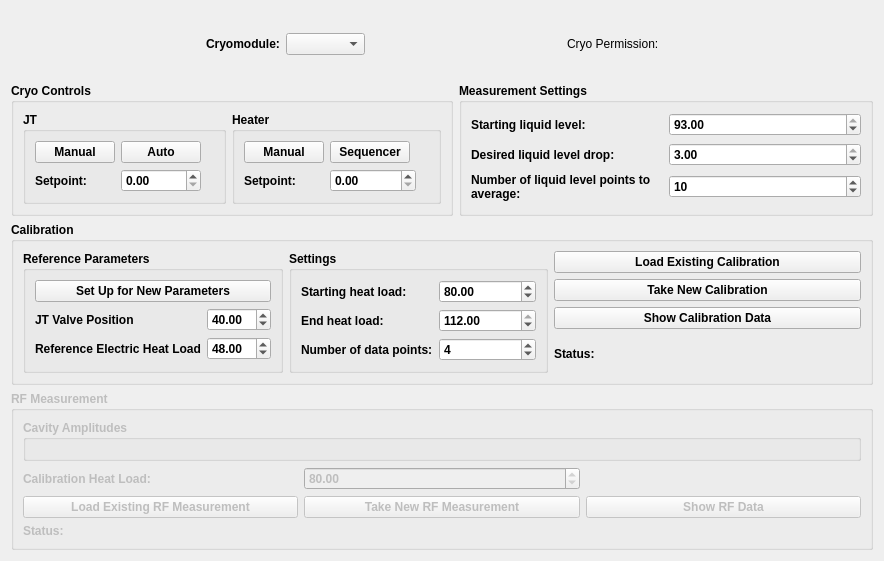
Before: the Qt Designer form q0.ui in ssoham/Q0Measurement, drawn with Qt 5.
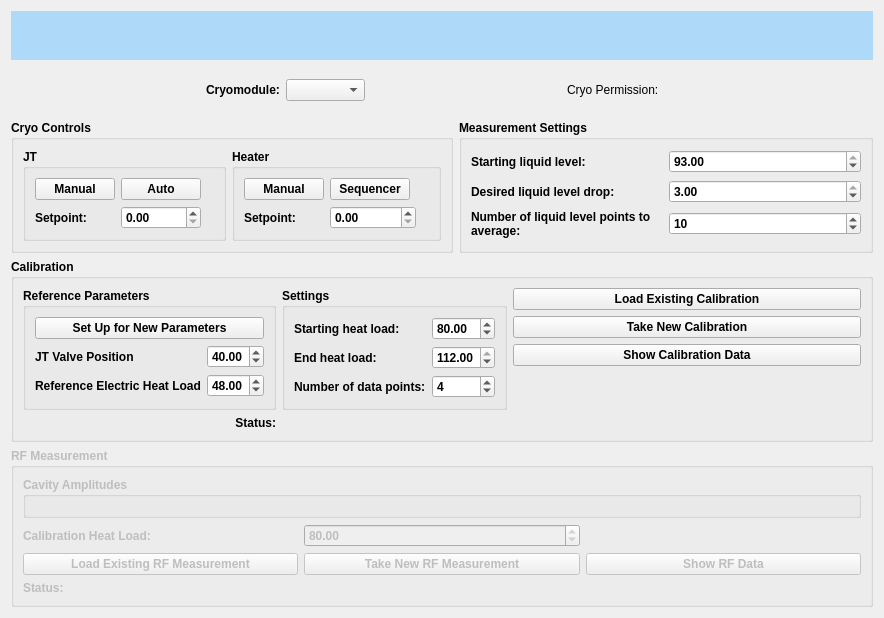
After: the same form once the commit is applied. Custom widgets are drawn as their Qt base class.

```diff
--- a/q0.ui
+++ b/q0.ui
@@ -7,14 +7,14 @@
     <x>0</x>
     <y>0</y>
     <width>884</width>
-    <height>561</height>
+    <height>618</height>
    </rect>
   </property>
   <property name="windowTitle">
    <string>Q0 Measurement</string>
   </property>
   <layout class="QGridLayout" name="gridLayout_3">
-   <item row="1" column="1">
+   <item row="2" column="1">
     <widget class="QGroupBox" name="groupBox">
      <property name="font">
       <font>
@@ -89,185 +89,7 @@
      </layout>
     </widget>
    </item>
-   <item row="3" column="0" colspan="2">
-    <widget class="QGroupBox" name="groupBox_2">
-     <property name="font">
-      <font>
-       <weight>75</weight>
-       <bold>true</bold>
-      </font>
-     </property>
-     <property name="title">
-      <string>Calibration</string>
-     </property>
-     <layout class="QGridLayout" name="gridLayout_4">
-      <item row="1" column="1" rowspan="4">
-       <widget class="QGroupBox" name="groupBox_5">
-        <property name="title">
-         <string>Settings</string>
-        </property>
-        <layout class="QGridLayout" name="gridLayout_7">
-         <item row="0" column="0">
-          <widget class="QLabel" name="label_12">
-           <property name="text">
-            <string>Starting heat load:</string>
-           </property>
-          </widget>
-         </item>
-         <item row="1" column="0">
-          <widget class="QLabel" name="label_13">
-           <property name="text">
-            <string>End heat load:</string>
-           </property>
-          </widget>
-         </item>
-         <item row="2" column="0">
-          <widget class="QLabel" name="label_14">
-           <property name="text">
-            <string>Number of data points:</string>
-           </property>
-          </widget>
-         </item>
-         <item row="0" column="1">
-          <widget class="QDoubleSpinBox" name="start_heat_spinbox">
-           <property name="minimum">
-            <double>24.000000000000000</double>
-           </property>
-           <property name="maximum">
-            <double>112.000000000000000</double>
-           </property>
-           <property name="value">
-            <double>80.000000000000000</double>
-           </property>
-          </widget>
-         </item>
-         <item row="1" column="1">
-          <widget class="QDoubleSpinBox" name="end_heat_spinbox">
-           <property name="minimum">
-            <double>24.000000000000000</double>
-           </property>
-           <property name="maximum">
-            <double>112.000000000000000</double>
-           </property>
-           <property name="value">
-            <double>112.000000000000000</double>
-           </property>
-          </widget>
-         </item>
-         <item row="2" column="1">
-          <widget class="QSpinBox" name="num_cal_points_spinbox">
-           <property name="maximum">
-            <number>20</number>
-           </property>
-           <property name="value">
-            <number>4</number>
-           </property>
-          </widget>
-         </item>
-        </layout>
-       </widget>
-      </item>
-      <item row="1" column="0" rowspan="4">
-       <widget class="QGroupBox" name="manual_cryo_groupbox">
-        <property name="title">
-         <string>Reference Parameters</string>
-        </property>
-        <property name="checkable">
-         <bool>false</bool>
-        </property>
-        <property name="checked">
-         <bool>false</bool>
-        </property>
-        <layout class="QGridLayout" name="gridLayout">
-         <item row="1" column="1">
-          <widget class="QDoubleSpinBox" name="jt_pos_spinbox">
-           <property name="value">
-            <double>40.000000000000000</double>
-           </property>
-          </widget>
-         </item>
-         <item row="2" column="0">
-          <widget class="QLabel" name="label_2">
-           <property name="text">
-            <string>Reference Electric Heat Load</string>
-           </property>
-          </widget>
-         </item>
-         <item row="1" column="0">
-          <widget class="QLabel" name="label">
-           <property name="text">
-            <string>JT Valve Position</string>
-           </property>
-          </widget>
-         </item>
-         <item row="2" column="1">
-          <widget class="QDoubleSpinBox" name="ref_heat_spinbox">
-           <property name="value">
-            <double>48.000000000000000</double>
-           </property>
-          </widget>
-         </item>
-         <item row="0" column="0" colspan="2">
-          <widget class="QPushButton" name="setup_param_button">
-           <property name="enabled">
-            <bool>true</bool>
-           </property>
-           <property name="toolTip">
-            <string>Sets the heater to manual at 48 so that the JT can settle</string>
-           </property>
-           <property name="text">
-            <string>Set Up for New Parameters</string>
-           </property>
-          </widget>
-         </item>
-        </layout>
-       </widget>
-      </item>
-      <item row="4" column="2">
-       <widget class="QLabel" name="label_8">
-        <property name="sizePolicy">
-         <sizepolicy hsizetype="Maximum" vsizetype="Preferred">
-          <horstretch>0</horstretch>
-          <verstretch>0</verstretch>
-         </sizepolicy>
-        </property>
-        <property name="text">
-         <string>Status:</string>
-        </property>
-       </widget>
-      </item>
-      <item row="4" column="3">
-       <widget class="QLabel" name="cal_status_label">
-        <property name="text">
-         <string/>
-        </property>
-       </widget>
-      </item>
-      <item row="3" column="2" colspan="2">
-       <widget class="QPushButton" name="show_cal_data_button">
-        <property name="text">
-         <string>Show Calibration Data</string>
-        </property>
-       </widget>
-      </item>
-      <item row="2" column="2" colspan="2">
-       <widget class="QPushButton" name="new_cal_button">
-        <property name="text">
-         <string>Take New Calibration</string>
-        </property>
-       </widget>
-      </item>
-      <item row="1" column="2" colspan="2">
-       <widget class="QPushButton" name="load_cal_button">
-        <property name="text">
-         <string>Load Existing Calibration</string>
-        </property>
-       </widget>
-      </item>
-     </layout>
-    </widget>
-   </item>
-   <item row="1" column="0">
+   <item row="2" column="0">
     <widget class="QGroupBox" name="groupBox_3">
      <property name="font">
       <font>
@@ -598,6 +420,184 @@
     </widget>
    </item>
    <item row="4" column="0" colspan="2">
+    <widget class="QGroupBox" name="groupBox_2">
+     <property name="font">
+      <font>
+       <weight>75</weight>
+       <bold>true</bold>
+      </font>
+     </property>
+     <property name="title">
+      <string>Calibration</string>
+     </property>
+     <layout class="QGridLayout" name="gridLayout_4">
+      <item row="1" column="0" rowspan="4">
+       <widget class="QGroupBox" name="manual_cryo_groupbox">
+        <property name="title">
+         <string>Reference Parameters</string>
+        </property>
+        <property name="checkable">
+         <bool>false</bool>
+        </property>
+        <property name="checked">
+         <bool>false</bool>
+        </property>
+        <layout class="QGridLayout" name="gridLayout">
+         <item row="1" column="1">
+          <widget class="QDoubleSpinBox" name="jt_pos_spinbox">
+           <property name="value">
+            <double>40.000000000000000</double>
+           </property>
+          </widget>
+         </item>
+         <item row="2" column="0">
+          <widget class="QLabel" name="label_2">
+           <property name="text">
+            <string>Reference Electric Heat Load</string>
+           </property>
+          </widget>
+         </item>
+         <item row="1" column="0">
+          <widget class="QLabel" name="label">
+           <property name="text">
+            <string>JT Valve Position</string>
+           </property>
+          </widget>
+         </item>
+         <item row="2" column="1">
+          <widget class="QDoubleSpinBox" name="ref_heat_spinbox">
+           <property name="value">
+            <double>48.000000000000000</double>
+           </property>
+          </widget>
+         </item>
+         <item row="0" column="0" colspan="2">
+          <widget class="QPushButton" name="setup_param_button">
+           <property name="enabled">
+            <bool>true</bool>
+           </property>
+           <property name="toolTip">
+            <string>Sets the heater to manual at 48 so that the JT can settle</string>
+           </property>
+           <property name="text">
+            <string>Set Up for New Parameters</string>
+           </property>
+          </widget>
+         </item>
+        </layout>
+       </widget>
+      </item>
+      <item row="3" column="2" colspan="2">
+       <widget class="QPushButton" name="show_cal_data_button">
+        <property name="text">
+         <string>Show Calibration Data</string>
+        </property>
+       </widget>
+      </item>
+      <item row="5" column="0">
+       <widget class="QLabel" name="label_8">
+        <property name="text">
+         <string>Status:</string>
+        </property>
+        <property name="alignment">
+         <set>Qt::AlignRight|Qt::AlignTrailing|Qt::AlignVCenter</set>
+        </property>
+       </widget>
+      </item>
+      <item row="1" column="1" rowspan="4">
+       <widget class="QGroupBox" name="groupBox_5">
+        <property name="title">
+         <string>Settings</string>
+        </property>
+        <layout class="QGridLayout" name="gridLayout_7">
+         <item row="0" column="0">
+          <widget class="QLabel" name="label_12">
+           <property name="text">
+            <string>Starting heat load:</string>
+           </property>
+          </widget>
+         </item>
+         <item row="1" column="0">
+          <widget class="QLabel" name="label_13">
+           <property name="text">
+            <string>End heat load:</string>
+           </property>
+          </widget>
+         </item>
+         <item row="2" column="0">
+          <widget class="QLabel" name="label_14">
+           <property name="text">
+            <string>Number of data points:</string>
+           </property>
+          </widget>
+         </item>
+         <item row="0" column="1">
+          <widget class="QDoubleSpinBox" name="start_heat_spinbox">
+           <property name="minimum">
+            <double>24.000000000000000</double>
+           </property>
+           <property name="maximum">
+            <double>112.000000000000000</double>
+           </property>
+           <property name="value">
+            <double>80.000000000000000</double>
+           </property>
+          </widget>
+         </item>
+         <item row="1" column="1">
+          <widget class="QDoubleSpinBox" name="end_heat_spinbox">
+           <property name="minimum">
+            <double>24.000000000000000</double>
+           </property>
+           <property name="maximum">
+            <double>112.000000000000000</double>
+           </property>
+           <property name="value">
+            <double>112.000000000000000</double>
+           </property>
+          </widget>
+         </item>
+         <item row="2" column="1">
+          <widget class="QSpinBox" name="num_cal_points_spinbox">
+           <property name="maximum">
+            <number>20</number>
+           </property>
+           <property name="value">
+            <number>4</number>
+           </property>
+          </widget>
+         </item>
+        </layout>
+       </widget>
+      </item>
+      <item row="1" column="2" colspan="2">
+       <widget class="QPushButton" name="load_cal_button">
+        <property name="text">
+         <string>Load Existing Calibration</string>
+        </property>
+       </widget>
+      </item>
+      <item row="2" column="2" colspan="2">
+       <widget class="QPushButton" name="new_cal_button">
+        <property name="text">
+         <string>Take New Calibration</string>
+        </property>
+       </widget>
+      </item>
+      <item row="5" column="1" colspan="3">
+       <widget class="QLabel" name="cal_status_label">
+        <property name="text">
+         <string/>
+        </property>
+        <property name="wordWrap">
+         <bool>true</bool>
+        </property>
+       </widget>
+      </item>
+     </layout>
+    </widget>
+   </item>
+   <item row="5" column="0" colspan="2">
     <widget class="QGroupBox" name="rf_groupbox">
      <property name="enabled">
       <bool>false</bool>
@@ -682,7 +682,7 @@
      </layout>
     </widget>
    </item>
-   <item row="0" column="0" colspan="2">
+   <item row="1" column="0" colspan="2">
     <layout class="QHBoxLayout" name="horizontalLayout_4">
      <item>
       <spacer name="horizontalSpacer_3">
@@ -791,6 +791,16 @@
      </item>
     </layout>
    </item>
+   <item row="0" column="0" colspan="2">
+    <widget class="QLabel" name="label_16">
+     <property name="styleSheet">
+      <string notr="true">background-color: rgb(175, 217, 248)</string>
+     </property>
+     <property name="text">
+      <string/>
+     </property>
+    </widget>
+   </item>
   </layout>
  </widget>
  <customwidgets>
```
Left out of the diff: 120 changed lines with no effect on the pictures.
